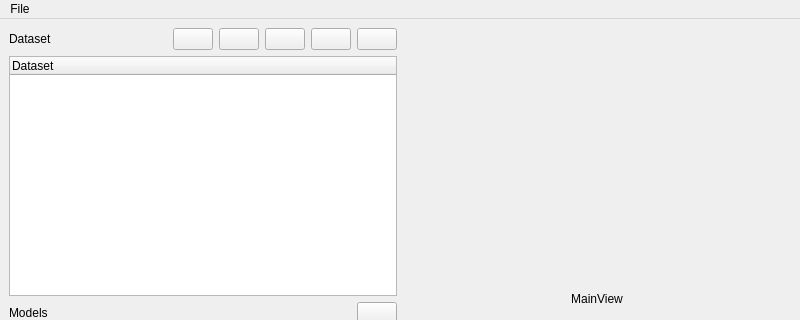
Qt form mainwindow.ui (Cyril-Meyer/DeepSCEM) before a commit; both pictures show x 0 to 800 and y 0 to 320 of the 800 by 600 pixel window.
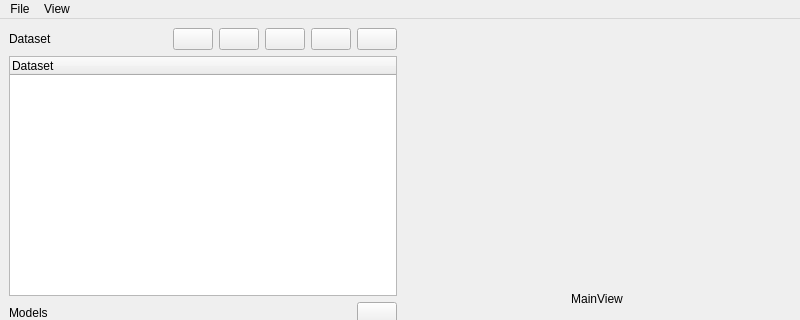
The same form after that commit. Icons and pictures are not drawn.

```diff
--- a/mainwindow.ui
+++ b/mainwindow.ui
@@ -207,7 +207,7 @@
      <x>0</x>
      <y>0</y>
      <width>800</width>
-     <height>21</height>
+     <height>20</height>
     </rect>
    </property>
    <widget class="QMenu" name="menuFile">
@@ -215,8 +215,15 @@
      <string>File</string>
     </property>
     <addaction name="actionLoad_dataset"/>
+    <addaction name="actionSave_dataset"/>
+   </widget>
+   <widget class="QMenu" name="menuView">
+    <property name="title">
+     <string>View</string>
+    </property>
    </widget>
    <addaction name="menuFile"/>
+   <addaction name="menuView"/>
   </widget>
   <widget class="QStatusBar" name="statusbar"/>
   <action name="actionLoad_dataset">
```
Left out of the diff: 44 changed lines with no effect on the pictures.
